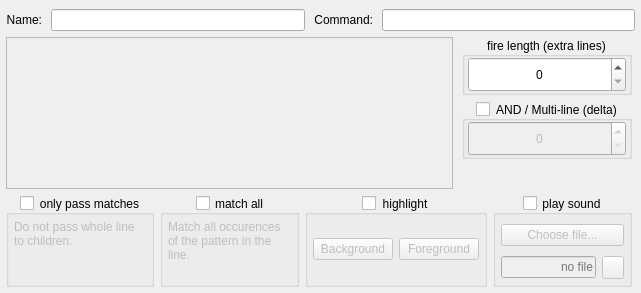
Mudlet/Mudlet, file src/ui/triggers_main_area.ui: the form before one commit.
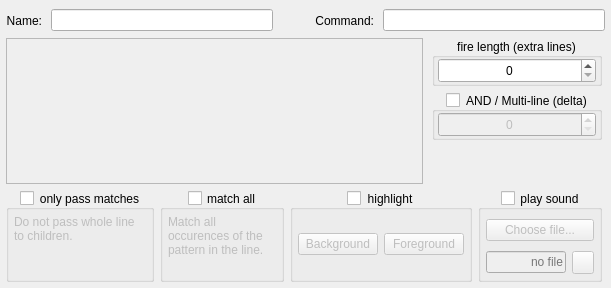
The form after the commit. Icons and pictures are not drawn.

Commit message:
Revise: add control to hide some trigger controls in editor on request
This allows more space to be used to show just the trigger items on smaller
screens and for the Lua script editor to have more space.

Also shortens an item in trigger item type comboBox from (nonsense) "begin
of line substring" to "start of line".

The edit to the form file:
```diff
--- a/src/ui/triggers_main_area.ui
+++ b/src/ui/triggers_main_area.ui
@@ -6,8 +6,8 @@
    <rect>
     <x>0</x>
     <y>0</y>
-    <width>641</width>
-    <height>293</height>
+    <width>611</width>
+    <height>288</height>
    </rect>
   </property>
   <layout class="QVBoxLayout" name="verticalLayout_main_area" stretch="0,1,0">
@@ -37,7 +37,7 @@
      <property name="autoFillBackground">
       <bool>true</bool>
      </property>
-     <layout class="QHBoxLayout" name="horizontalLayout_widget_top" stretch="0,1,0,1">
+     <layout class="QHBoxLayout" name="horizontalLayout_widget_top" stretch="0,1,0,0,1">
       <property name="spacing">
        <number>9</number>
       </property>
@@ -88,6 +88,32 @@
         </property>
        </widget>
       </item>
+      <item>
+       <widget class="QToolButton" name="toolButton_toggleExtraControls">
+        <property name="toolTip">
+         <string>&lt;p&gt;Use this control to show or hide the extra controls for the trigger; this can be used to allow more space to show the trigger &lt;i&gt;items&lt;/i&gt; on smaller screen.&lt;/p&gt;</string>
+        </property>
+        <property name="text">
+         <string/>
+        </property>
+        <property name="icon">
+         <iconset resource="../mudlet.qrc">
+          <normaloff>:/icons/arrow-right_grey-16x.png</normaloff>
+          <normalon>:/icons/arrow-down_grey-16x.png</normalon>
+          <activeoff>:/icons/arrow-right-16x.png</activeoff>
+          <activeon>:/icons/arrow-down-16x.png</activeon>:/icons/arrow-right_grey-16x.png</iconset>
+        </property>
+        <property name="checkable">
+         <bool>true</bool>
+        </property>
+        <property name="checked">
+         <bool>false</bool>
+        </property>
+        <property name="autoRaise">
+         <bool>true</bool>
+        </property>
+       </widget>
+      </item>
       <item>
        <widget class="QLabel" name="label_trigger_command">
         <property name="text">
@@ -180,7 +206,7 @@
            <property name="minimumSize">
             <size>
              <width>0</width>
-             <height>58</height>
+             <height>48</height>
             </size>
            </property>
            <property name="maximumSize">
@@ -259,7 +285,7 @@
            <property name="minimumSize">
             <size>
              <width>0</width>
-             <height>58</height>
+             <height>48</height>
             </size>
            </property>
            <property name="maximumSize">
```
The commit also changes 2 other files.
